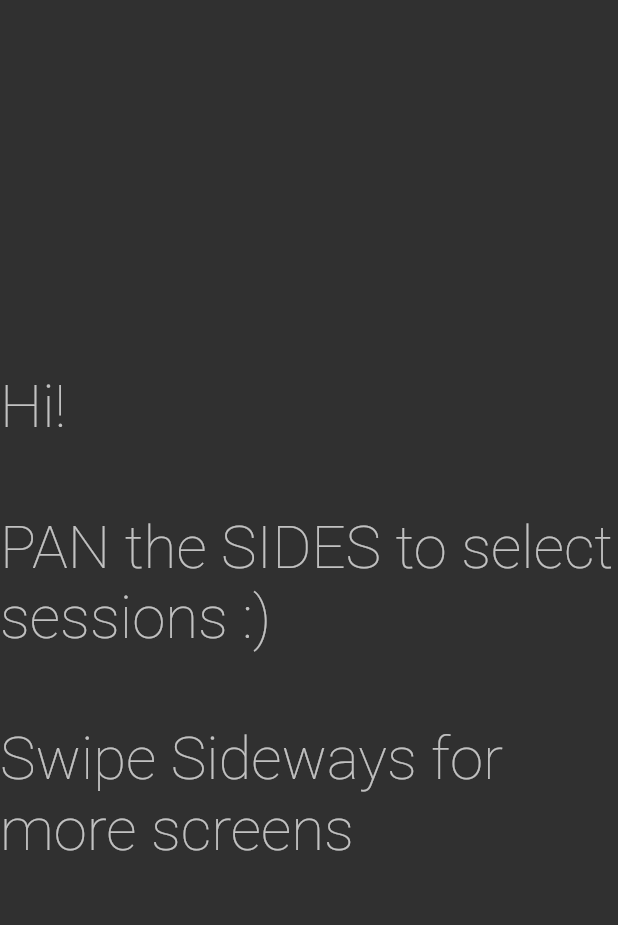
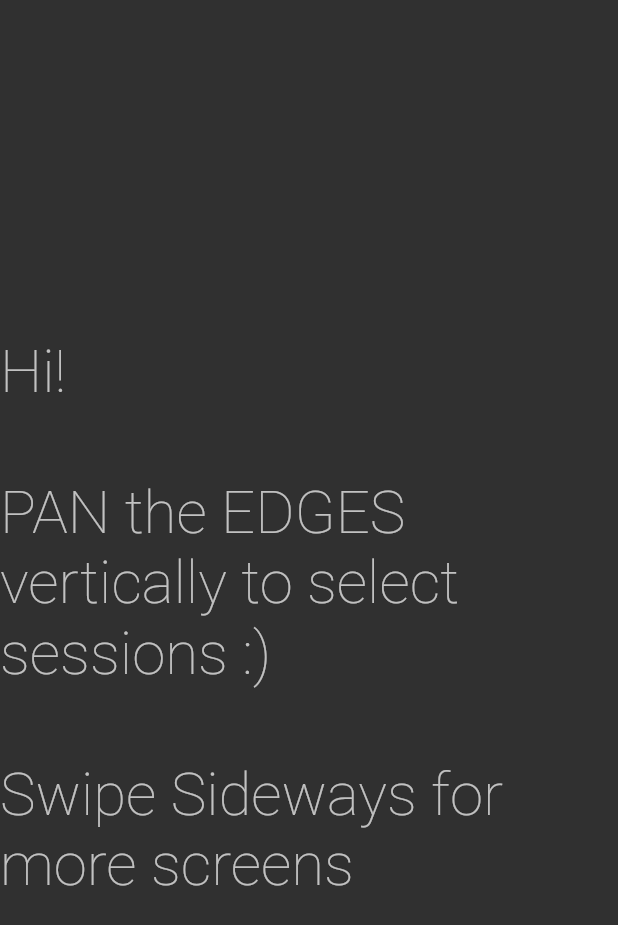
Before and after one commit to cookytech/DevFestKolkata, a Flutter app: the SessionLayer screen opened directly, on a phone screen of 412 x 824 dp. Shown: the top 925 px of the screen. Run offline on Flutter 3.47's test engine with Material 2 defaults, Android fonts, the phone set to English and light mode, and no system bars; our stand-ins replace cached_network_image, cloud_firestore, firebase_auth, flutter_markdown, google_sign_in, material_design_icons_flutter and 1 more; accounts and stored records are empty.

```diff
--- a/lib/screens/session_detail_screen/layers/session_layer/session_layer.dart
+++ b/lib/screens/session_detail_screen/layers/session_layer/session_layer.dart
@@ -19,7 +19,7 @@ class _SessionLayerState extends State<SessionLayer> {
             if (!snapshot.hasData) {
               return Center(
                 child: Text(
-                  'Hi! \n\nPAN the SIDES to select sessions :) \n\nSwipe Sideways for more screens',
+                  'Hi! \n\nPAN the EDGES vertically to select sessions :) \n\nSwipe Sideways for more screens',
                   style: Theme.of(context)
                       .textTheme
                       .display4
```
Also changed, not shown: lib/screens/invitiation_detail_screen/invitation_detail_screen.dart (+6 -4 lines).
